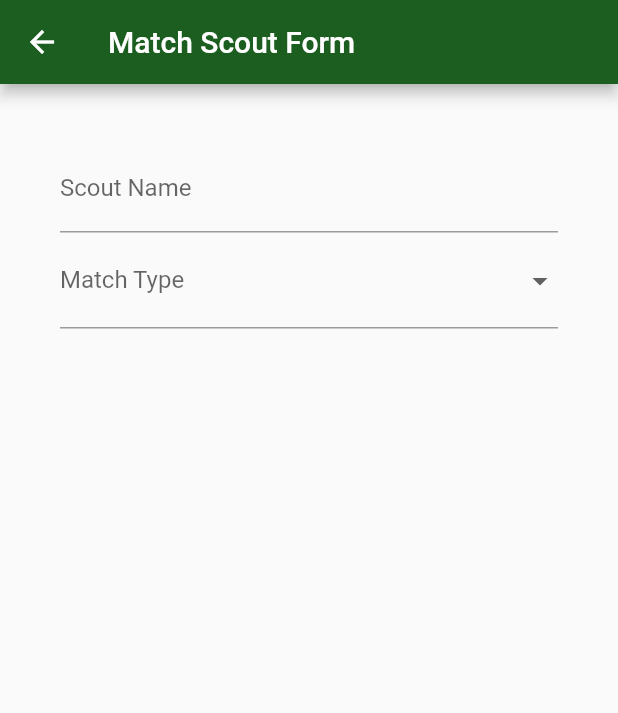
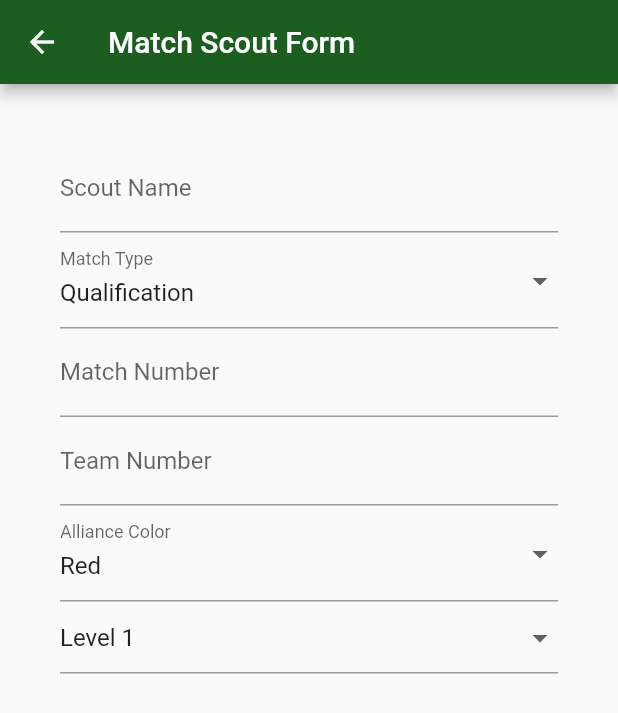
Before and after one commit to claytonjgilmer/punk_picks, a Flutter app: the MatchScoutPage screen opened directly, on a phone screen of 412 x 824 dp. Shown: the top 713 px of the screen. Run offline on Flutter 3.47's test engine with Material 2 defaults, Android fonts, the phone set to English and light mode, and no system bars; our stand-ins replace cloud_firestore, firebase_auth, fluro, google_sign_in, shared_preferences; accounts and stored records are empty; statements that could not run were skipped.

Commit message:
change conventions, add more scouting fields

```diff
--- a/lib/models/model_match.dart
+++ /dev/null
@@ -1,32 +0,0 @@
-class ModelMatch {
-  // Name (first and last) of scout.
-  String scoutName;
-
-  // Type of match.
-  // Qualification ('q')
-  // Quarterfinals ('qf')
-  // Semifinals ('sf')
-  // Finals ('f')
-  String matchType;
-
-  // Match number.
-  int matchNumber;
-
-  // Team number.
-  int teamNumber;
-
-  // Alliance color.
-  String allianceColor;
-
-  // Scout notes.
-  String scoutNotes;
-
-  ModelMatch({
-    this.scoutName,
-    this.matchType,
-    this.matchNumber,
-    this.teamNumber,
-    this.allianceColor,
-    this.scoutNotes,
-  });
-}
--- a/lib/models/model_2019.dart
+++ b/lib/models/model_match_2019.dart
@@ -1,4 +1,28 @@
-class Model2019 {
+class ModelMatch2019 {
+  // Name (first and last) of scout.
+  String scoutName;
+
+  // Type of match.
+  // Qualification ('q')
+  // Quarterfinals ('qf')
+  // Semifinals ('sf')
+  // Finals ('f')
+  String matchType;
+
+  // Match number.
+  int matchNumber;
+
+  // Team number.
+  int teamNumber;
+
+  // Alliance color.
+  String allianceColor;
+
+  // Scout notes.
+  String scoutNotes;
+
+///////////////////////////////////////////////////////////
+
   // Starting level on HAB.
   int sandstormHabLevel;
 
@@ -29,7 +53,12 @@ class Model2019 {
   // If the bot scored a climb RP
   bool climbRP;
 
-  Model2019({
+  ModelMatch2019({
+    this.scoutName,
+    this.matchType,
+    this.matchNumber,
+    this.allianceColor,
+    this.scoutNotes,
 		this.sandstormHabLevel,
 		this.sandstormHabSuccess,
 		this.hatchesDuringSandstorm,
--- /dev/null
+++ b/lib/models/model_pit_2019.dart
@@ -0,0 +1,10 @@
+class ModelPit2019 {
+  // Name of scout
+  String scoutName;
+
+  // Drivetrain configuration
+  String driveTrain;
+
+  // Programming language
+  String progLang;
+}
--- a/lib/pages/match_scout.dart
+++ b/lib/pages/forms/match_scout_2019.dart
@@ -1,7 +1,6 @@
 import 'package:flutter/material.dart';
 import 'package:cloud_firestore/cloud_firestore.dart';
-import 'package:punk_picks/models/model_2019.dart';
-import 'package:punk_picks/models/model_match.dart';
+import 'package:punk_picks/models/model_match_2019.dart';
 import 'package:punk_picks/components/counter_form_field.dart';
 import 'package:punk_picks/components/number_form_field.dart';
 
@@ -11,18 +10,17 @@ class MatchScoutPage extends StatefulWidget {
 
 class _MatchScoutPageState extends State<MatchScoutPage> {
   final formKey = GlobalKey<FormState>();
-  ModelMatch matchData;
-  Model2019 gameData;
+  ModelMatch2019 matchData;
 
   void initState() {
     super.initState();
-    matchData = ModelMatch(
+    // Set default match and game states
+    matchData = ModelMatch2019(
       scoutName: '',
+      matchType: 'q',
       matchNumber: 1,
       allianceColor: 'r',
       scoutNotes: '',
-    );
-    gameData = Model2019(
       sandstormHabLevel: 1,
       sandstormHabSuccess: false,
       hatchesDuringSandstorm: 0,
@@ -47,19 +45,16 @@ class _MatchScoutPageState extends State<MatchScoutPage> {
           key: formKey,
           child: Column(
             children: <Widget>[
+              // Begin game-agnostic form section
               TextFormField(
                 decoration: InputDecoration(labelText: 'Scout Name'),
-                onSaved: (String value) {
-                  setState(() {
-                    matchData.scoutName = value;
-                  });
-                },
+                onSaved: (String value) => matchData.scoutName = value,
               ),
               DropdownButtonFormField<String>(
                 value: matchData.matchType,
                 onChanged: (String value) {
                   setState(() {
-                    matchData.matchType = value;
+                   matchData.matchType = value;
                   });
                 },
                 decoration: InputDecoration(labelText: 'Match Type'),
@@ -82,7 +77,52 @@ class _MatchScoutPageState extends State<MatchScoutPage> {
                   )
                 ],
               ),
-
+              NumberFormField(
+                decoration: InputDecoration(labelText: 'Match Number'),
+                onSaved: (int value) => matchData.matchNumber = value,
+              ),
+              NumberFormField(
+                decoration: InputDecoration(labelText: 'Team Number'),
+                onSaved: (int value) => matchData.teamNumber = value,
+              ),
+              DropdownButtonFormField<String>(
+                value: matchData.allianceColor,
+                onChanged: (String value) {
+                  setState(() {
+                    matchData.allianceColor = value;
+                  });
+                },
+                decoration: InputDecoration(labelText: 'Alliance Color'),
+                items: <DropdownMenuItem<String>>[
+                  DropdownMenuItem<String>(
+                    value: 'r',
+                    child: Text('Red'),
+                  ),
+                  DropdownMenuItem<String>(
+                    value: 'b',
+                    child: Text('Blue'),
+                  )
+                ],
+              ),
+              // End game-agnostic form section
+              DropdownButtonFormField(
+                value: matchData.sandstormHabLevel,
+                onChanged: (int value) {
+                  setState(() {
+                   matchData.sandstormHabLevel = value;
+                  });
+                },
+                items: <DropdownMenuItem<int>>[
+                  DropdownMenuItem<int>(
+                    value: 1,
+                    child: Text('Level 1'),
+                  ),
+                  DropdownMenuItem<int>(
+                    value: 2,
+                    child: Text('Level 2'),
+                  )
+                ],
+              )
             ],
           ),
         ),
--- a/lib/routes.dart
+++ b/lib/routes.dart
@@ -2,8 +2,8 @@ import 'package:flutter/material.dart';
 import 'package:fluro/fluro.dart';
 import 'package:punk_picks/pages/login.dart';
 import 'package:punk_picks/pages/home.dart';
-import 'package:punk_picks/pages/match_scout.dart';
-import 'package:punk_picks/pages/pit_scout.dart';
+import 'package:punk_picks/pages/forms/match_scout_2019.dart';
+import 'package:punk_picks/pages/forms/pit_scout_2019.dart';
 
 final router = Router();
 
```
Also changed, not shown: lib/pages/forms/pit_scout_2019.dart (renamed from lib/pages/pit_scout.dart), 1 other file.
